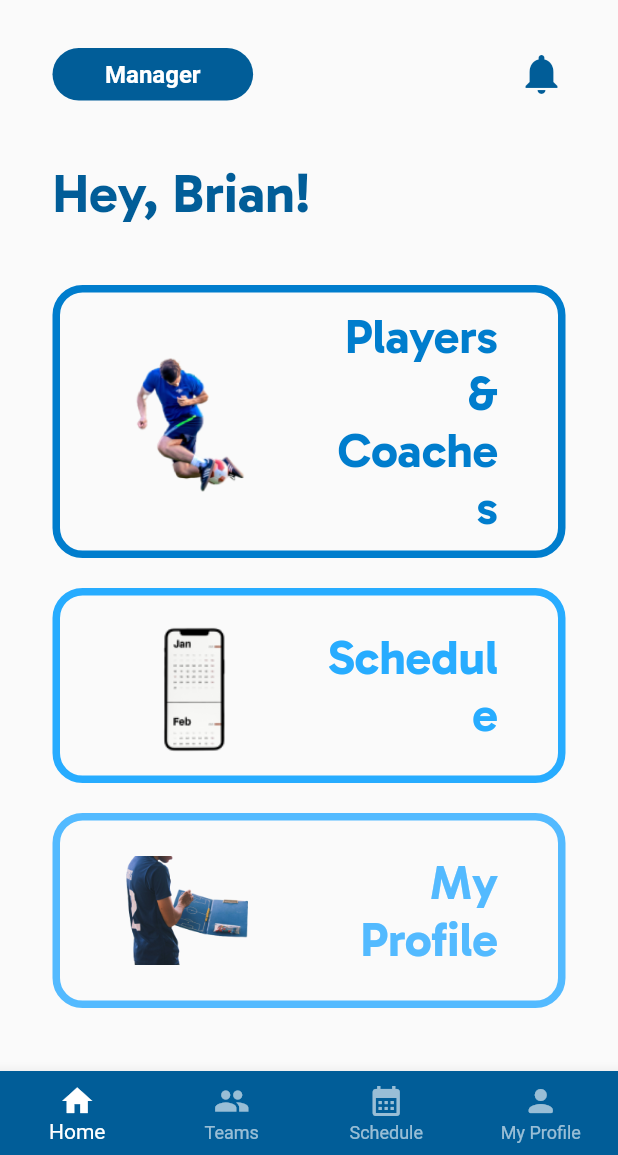
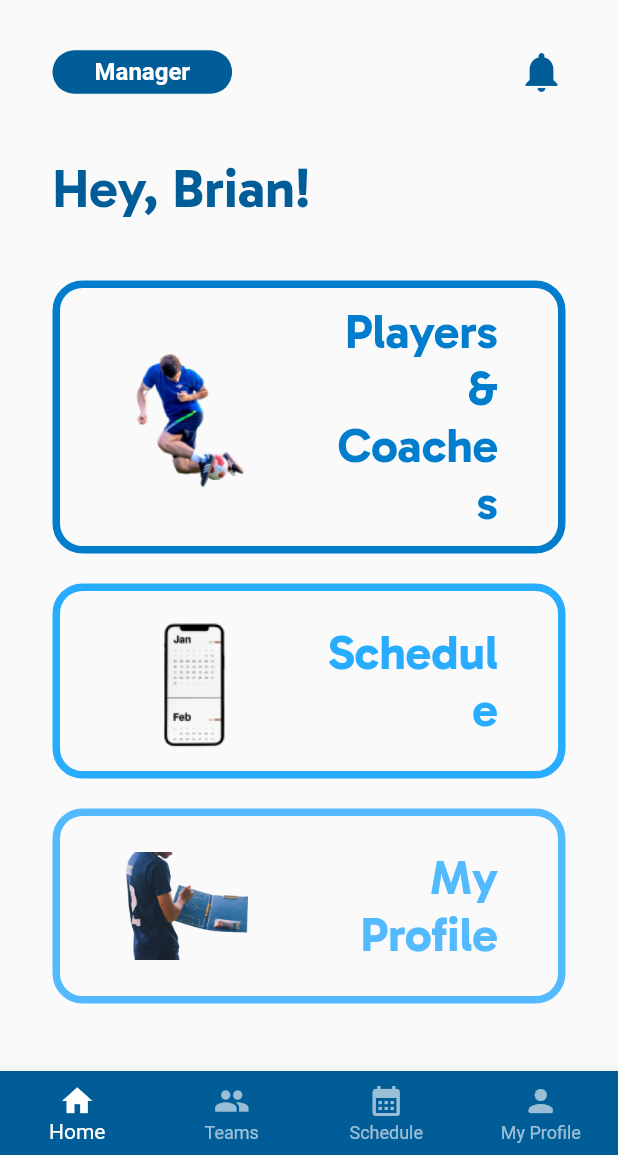
Before and after one commit to nfield0/PlayMetrix, a Flutter app: the HomeScreen screen opened directly, on a phone screen of 412 x 824 dp, the part 81-1236 px from its top. Run offline on Flutter 3.47's test engine with Material 2 defaults, Android fonts, the phone set to English and light mode, and no system bars.

Commit message:
:recycle: Refactor code by using reusable widgets Made widgets for profile pills and empty profile placeholders.

```diff
--- a/lib/screens/home_screen.dart
+++ b/lib/screens/home_screen.dart
@@ -2,6 +2,7 @@ import 'package:flutter/cupertino.dart';
 import 'package:flutter/material.dart';
 import 'package:play_metrix/constants.dart';
 import 'package:play_metrix/screens/widgets/bottom_navbar.dart';
+import 'package:play_metrix/screens/widgets/profile_pill.dart';
 
 class HomeScreen extends StatefulWidget {
   const HomeScreen({Key? key}) : super(key: key);
@@ -35,22 +36,7 @@ class _HomeScreenState extends State<HomeScreen> {
             Row(
               mainAxisAlignment: MainAxisAlignment.spaceBetween,
               children: [
-                Container(
-                  padding:
-                      const EdgeInsets.symmetric(horizontal: 35, vertical: 8),
-                  decoration: BoxDecoration(
-                    color: AppColours.darkBlue,
-                    borderRadius: BorderRadius.circular(20),
-                  ),
-                  child: Text(
-                    'Manager',
-                    style: TextStyle(
-                      color: Colors.white,
-                      fontWeight: FontWeight.bold,
-                      fontSize: 16,
-                    ),
-                  ),
-                ),
+                smallPill("Manager"),
                 const Icon(
                   Icons.notifications,
                   color: AppColours.darkBlue,
--- a/lib/screens/widgets/profile_pill.dart
+++ b/lib/screens/widgets/profile_pill.dart
@@ -1,5 +1,23 @@
 import 'package:flutter/material.dart';
 import 'package:play_metrix/constants.dart';
+
+Widget smallPill(String text) {
+  return Container(
+    padding: const EdgeInsets.symmetric(horizontal: 28, vertical: 5),
+    decoration: BoxDecoration(
+      color: AppColours.darkBlue,
+      borderRadius: BorderRadius.circular(20),
+    ),
+    child: Text(
+      text,
+      style: TextStyle(
+        color: Colors.white,
+        fontWeight: FontWeight.bold,
+        fontSize: 16,
+      ),
+    ),
+  );
+}
 
 Widget profilePill(String title, String description, Image image) {
   return Container(
```
Also changed, not shown: lib/screens/team_profile_screen.dart (+1 -16 lines).
